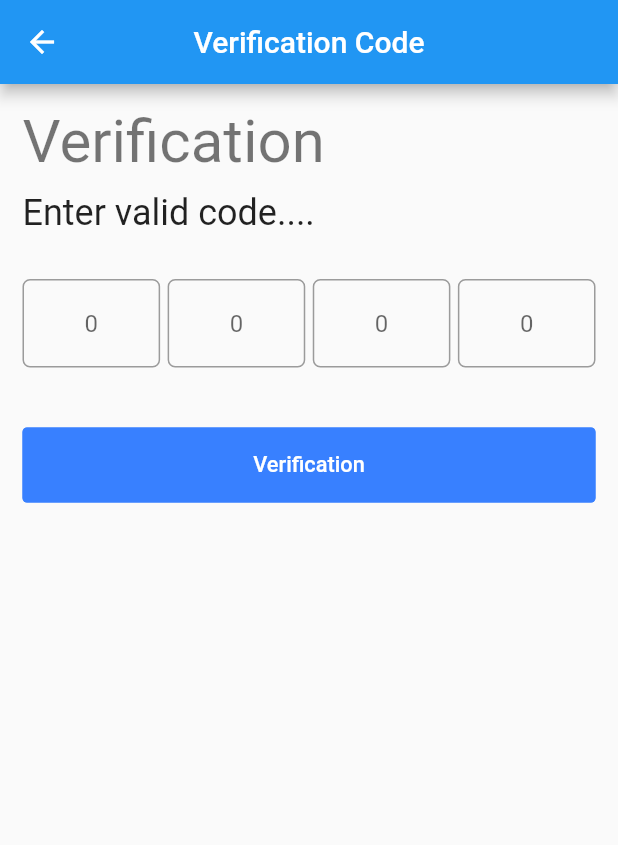
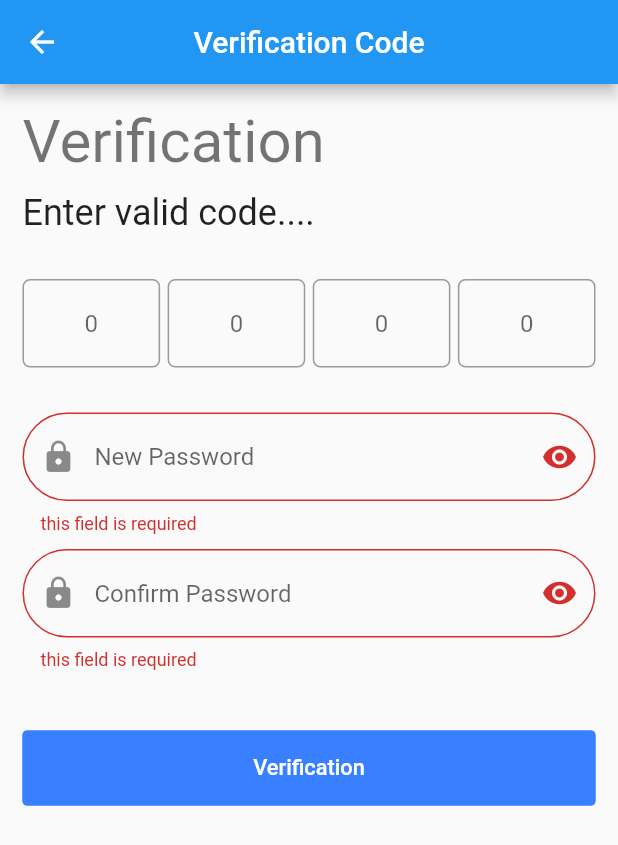
Before and after one commit to HmoodHub/api2, a Flutter app: the VerificationCodeScreen screen opened directly, after a tap on "Verification", on a phone screen of 412 x 824 dp. Shown: the top 845 px of the screen. Run offline on Flutter 3.47's test engine with Material 2 defaults, Android fonts, the phone set to English and light mode, and no system bars; drawn by our look-alikes of getwidget; our stand-ins replace bloc, conditional_builder_null_safety, flutter_bloc, get, shared_preferences, toast; accounts and stored records are empty.

Commit message:
complete my auth project

```diff
--- a/lib/api/api_controller.dart
+++ b/lib/api/api_controller.dart
@@ -5,8 +5,7 @@ class ApiController{
   static const categoryURL = '${_apiURL}categories';
   static const loginURL = '${_apiURL}students/auth/login';
   static const registerURL = '${_apiURL}students/auth/register';
-
   static const logoutURL = '${_apiURL}students/auth/logout';
   static const forgetPassURL = '${_apiURL}students/auth/forget-password';
-
+  static const resetPassURL = '${_apiURL}students/auth/reset-password';
 }
--- a/lib/bloc/bloc_verification/verification_code_cubit.dart
+++ b/lib/bloc/bloc_verification/verification_code_cubit.dart
@@ -1,7 +1,9 @@
+import 'package:api2/api/auth_api_controller.dart';
 import 'package:api2/prefs/sheared_pref_controller.dart';
 import 'package:bloc/bloc.dart';
 import 'package:flutter/material.dart';
 import 'package:flutter_bloc/flutter_bloc.dart';
+import 'package:get/get.dart';
 import 'package:meta/meta.dart';
 
 part 'verification_code_state.dart';
@@ -9,32 +11,60 @@ part 'verification_code_state.dart';
 class VerificationCodeCubit extends Cubit<VerificationCodeState> {
   VerificationCodeCubit() : super(VerificationCodeInitial());
 
-  static VerificationCodeCubit get(context) => BlocProvider.of<VerificationCodeCubit>(context);
+  static VerificationCodeCubit get(context) =>
+      BlocProvider.of<VerificationCodeCubit>(context);
 
   late TextEditingController field1;
   late TextEditingController field2;
   late TextEditingController field3;
   late TextEditingController field4;
+  late TextEditingController password;
+  late TextEditingController confirmPassword;
   late FocusNode code1;
   late FocusNode code2;
   late FocusNode code3;
   late FocusNode code4;
+  late String email;
 
-  void initVerificationScreen()async{
+  void initVerificationScreen() async {
     field1 = TextEditingController();
     field4 = TextEditingController();
     field3 = TextEditingController();
     field2 = TextEditingController();
+    password = TextEditingController();
+    confirmPassword = TextEditingController();
     code4 = FocusNode();
     code3 = FocusNode();
     code2 = FocusNode();
     code1 = FocusNode();
-
+    email = Get.arguments['email'];
     emit(VerificationCodeInitial());
   }
 
-  void verification(){
+  bool obscureText = true;
+  bool isVisible = false;
+
+  void visibilityPass() {
+    obscureText = !obscureText;
+    isVisible = !isVisible;
+    emit(VerificationVisibilityPass());
+  }
+
+  void verification(context) async {
     emit(VerificationCodeLoading());
-    String myCode = field1.text+field2.text+field3.text+field4.text;
+    String myCode = field1.text + field2.text + field3.text + field4.text;
+    bool verification = await AuthApiController.resetPassword(
+      context,
+      email: email,
+      code: myCode,
+      pass: password.text,
+      conPass: confirmPassword.text,
+    );
+
+    if (verification) {
+      emit(VerificationCodeSuccess());
+    }else {
+      emit(VerificationCodeError());
+    }
   }
 }
--- a/lib/bloc/bloc_verification/verification_code_state.dart
+++ b/lib/bloc/bloc_verification/verification_code_state.dart
@@ -7,3 +7,4 @@ class VerificationCodeInitial extends VerificationCodeState {}
 class VerificationCodeLoading extends VerificationCodeState {}
 class VerificationCodeSuccess extends VerificationCodeState {}
 class VerificationCodeError extends VerificationCodeState {}
+class VerificationVisibilityPass extends VerificationCodeState {}
--- a/lib/screens/auth/forget_password_screen.dart
+++ b/lib/screens/auth/forget_password_screen.dart
@@ -21,7 +21,7 @@ class ForgetPassword extends StatelessWidget {
     return BlocConsumer<ForgetPasswordCubit, ForgetPasswordState>(
       listener: (context, state) {
         if (state is ForgetPasswordSuccess) {
-          Get.to(VerificationCodeScreen());
+          Get.to(VerificationCodeScreen(),arguments: {'email' : bloc.emailController.text});
         }
       },
       builder: (context, state) {
--- a/lib/screens/auth/verification_screen.dart
+++ b/lib/screens/auth/verification_screen.dart
@@ -1,6 +1,7 @@
 import 'package:api2/bloc/bloc_forget_pass/forget_password_cubit.dart';
 import 'package:api2/bloc/bloc_login/login_cubit.dart';
 import 'package:api2/bloc/bloc_verification/verification_code_cubit.dart';
+import 'package:api2/screens/auth/login_screen.dart';
 import 'package:api2/widget/wedget.dart';
 import 'package:flutter/material.dart';
 import 'package:flutter_bloc/flutter_bloc.dart';
@@ -21,23 +22,10 @@ class VerificationCodeScreen extends StatelessWidget {
     ToastContext().init(context);
     VerificationCodeCubit bloc = VerificationCodeCubit.get(context);
     return BlocConsumer<VerificationCodeCubit, VerificationCodeState>(
-
       listener: (context, state) {
         if (state is VerificationCodeSuccess) {
-          toastMessage(
-            msg: 'correct',
-            state: Colors.green,
-            gravity: Toast.bottom,
-          );
+         Get.off(LoginScreen(),arguments: {'email' : bloc.email});
         }
-        if (state is VerificationCodeError) {
-          toastMessage(
-            msg: 'Invalid code, try again',
-            state: Colors.red,
-            gravity: Toast.bottom,
-          );
-        }
-
       },
       builder: (context, state) {
         return Scaffold(
@@ -62,7 +50,7 @@ class VerificationCodeScreen extends StatelessWidget {
                 const SizedBox(
                   height: 30,
                 ),
-                 Row(
+                Row(
                   children: [
                     Expanded(
                       child: TextField(
@@ -72,20 +60,20 @@ class VerificationCodeScreen extends StatelessWidget {
                         keyboardType: TextInputType.number,
                         textAlign: TextAlign.center,
                         decoration: InputDecoration(
-                          border: OutlineInputBorder(
-                            borderRadius: BorderRadius.circular(5)
-                          ),
-                          hintText: "0",
-                          counterText: ''
-                        ),
+                            border: OutlineInputBorder(
+                                borderRadius: BorderRadius.circular(5)),
+                            hintText: "0",
+                            counterText: ''),
                         onChanged: (value) {
-                          if(value.isNotEmpty){
+                          if (value.isNotEmpty) {
                             bloc.code2.requestFocus();
                           }
                         },
                       ),
                     ),
-                    const SizedBox(width: 5,),
+                    const SizedBox(
+                      width: 5,
+                    ),
                     Expanded(
                       child: TextField(
                         controller: bloc.field2,
@@ -94,19 +82,20 @@ class VerificationCodeScreen extends StatelessWidget {
                         keyboardType: TextInputType.number,
                         textAlign: TextAlign.center,
                         decoration: InputDecoration(
-                          border: OutlineInputBorder(
-                            borderRadius: BorderRadius.circular(5)
-                          ),
-                          hintText: "0",
-                          counterText: ''
-                        ),
+                            border: OutlineInputBorder(
+                                borderRadius: BorderRadius.circular(5)),
+                            hintText: "0",
+                            counterText: ''),
                         onChanged: (value) {
-                          value.isNotEmpty?
-                          bloc.code3.requestFocus(): bloc.code1.requestFocus();
+                          value.isNotEmpty
+                              ? bloc.code3.requestFocus()
+                              : bloc.code1.requestFocus();
                         },
                       ),
                     ),
-                    const SizedBox(width: 5,),
+                    const SizedBox(
+                      width: 5,
+                    ),
                     Expanded(
                       child: TextField(
                         controller: bloc.field3,
@@ -116,19 +105,19 @@ class VerificationCodeScreen extends StatelessWidget {
                         textAlign: TextAlign.center,
                         decoration: InputDecoration(
                             border: OutlineInputBorder(
-                                borderRadius: BorderRadius.circular(5)
-                            ),
+                                borderRadius: BorderRadius.circular(5)),
                             hintText: "0",
-                            counterText: ''
-                        ),
+                            counterText: ''),
                         onChanged: (value) {
-                          value.isNotEmpty?
-                            bloc.code4.requestFocus(): bloc.code2.requestFocus();
-
+                          value.isNotEmpty
+                              ? bloc.code4.requestFocus()
+                              : bloc.code2.requestFocus();
                         },
                       ),
                     ),
-                    const SizedBox(width: 5,),
+                    const SizedBox(
+                      width: 5,
+                    ),
                     Expanded(
                       child: TextField(
                         controller: bloc.field4,
@@ -138,13 +127,11 @@ class VerificationCodeScreen extends StatelessWidget {
                         textAlign: TextAlign.center,
                         decoration: InputDecoration(
                             border: OutlineInputBorder(
-                                borderRadius: BorderRadius.circular(5)
-                            ),
+                                borderRadius: BorderRadius.circular(5)),
                             hintText: "0",
-                            counterText: ''
-                        ),
+                            counterText: ''),
                         onChanged: (value) {
-                          if(value.isEmpty){
+                          if (value.isEmpty) {
                             bloc.code3.requestFocus();
                           }
                         },
@@ -153,12 +140,40 @@ class VerificationCodeScreen extends StatelessWidget {
                   ],
                 ),
                 const SizedBox(
+                  height: 30,
+                ),
+                // password
+                textFormFieldApp(
+                  controller: bloc.password,
+                  type: TextInputType.visiblePassword,
+                  hint: 'New Password',
+                  prefixIcon: Icons.lock,
+                  suffix:
+                      bloc.isVisible ? Icons.visibility_off : Icons.visibility,
+                  obscureText: bloc.obscureText,
+                  onPressedSuffix: () => bloc.visibilityPass(),
+                ),
+                const SizedBox(
+                  height: 10,
+                ),
+                // confirm password
+                textFormFieldApp(
+                  controller: bloc.confirmPassword,
+                  type: TextInputType.visiblePassword,
+                  hint: 'Confirm Password',
+                  prefixIcon: Icons.lock,
+                  suffix:
+                      bloc.isVisible ? Icons.visibility_off : Icons.visibility,
+                  obscureText: bloc.obscureText,
+                  onPressedSuffix: () => bloc.visibilityPass(),
+                ),
+                const SizedBox(
                   height: 40,
                 ),
                 GFButton(
                   onPressed: () {
                     if (_formKey.currentState!.validate()) {
-                     bloc.verification();
+                      bloc.verification(context);
                     }
                   },
                   text: 'Verification',
```
Also changed, not shown: lib/api/auth_api_controller.dart (+68 -22 lines), lib/bloc/bloc_login/login_cubit.dart (+10 -7 lines).
